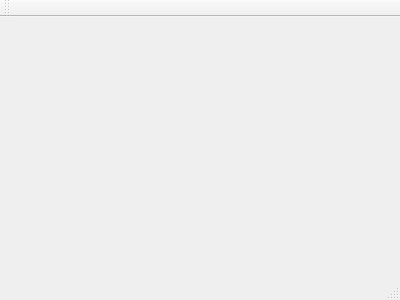
First picture: the form in mainwindow.ui, repository TylerWilkin2/tyler-s-project, before the edit.
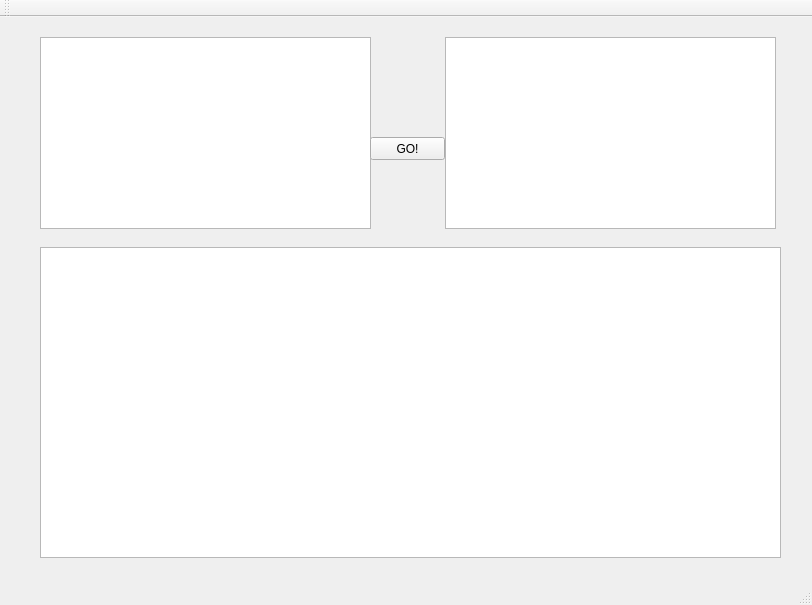
Second picture: the form after the edit.

```diff
--- a/mainwindow.ui
+++ b/mainwindow.ui
@@ -1,24 +1,83 @@
 <ui version="4.0">
  <class>MainWindow</class>
- <widget class="QMainWindow" name="MainWindow" >
-  <property name="geometry" >
+ <widget class="QMainWindow" name="MainWindow">
+  <property name="geometry">
    <rect>
     <x>0</x>
     <y>0</y>
-    <width>400</width>
-    <height>300</height>
+    <width>812</width>
+    <height>605</height>
    </rect>
   </property>
   <property name="windowTitle" >
    <string>MainWindow</string>
   </property>
-  <widget class="QMenuBar" name="menuBar" />
-  <widget class="QToolBar" name="mainToolBar" />
-  <widget class="QWidget" name="centralWidget" />
-  <widget class="QStatusBar" name="statusBar" />
+  <widget class="QWidget" name="centralWidget">
+   <widget class="QListWidget" name="listWidget">
+    <property name="geometry">
+     <rect>
+      <x>40</x>
+      <y>20</y>
+      <width>331</width>
+      <height>192</height>
+     </rect>
+    </property>
+   </widget>
+   <widget class="QListWidget" name="listWidget_2">
+    <property name="geometry">
+     <rect>
+      <x>445</x>
+      <y>20</y>
+      <width>331</width>
+      <height>192</height>
+     </rect>
+    </property>
+   </widget>
+   <widget class="QPushButton" name="pushButton">
+    <property name="geometry">
+     <rect>
+      <x>370</x>
+      <y>120</y>
+      <width>75</width>
+      <height>23</height>
+     </rect>
+    </property>
+    <property name="text">
+     <string>GO!</string>
+    </property>
+   </widget>
+   <widget class="QTableView" name="tableView">
+    <property name="geometry">
+     <rect>
+      <x>40</x>
+      <y>230</y>
+      <width>741</width>
+      <height>311</height>
+     </rect>
+    </property>
+   </widget>
+  </widget>
+  <widget class="QMenuBar" name="menuBar">
+   <property name="geometry">
+    <rect>
+     <x>0</x>
+     <y>0</y>
+     <width>812</width>
+     <height>21</height>
+    </rect>
+   </property>
+  </widget>
+  <widget class="QToolBar" name="mainToolBar">
+   <attribute name="toolBarArea">
+    <enum>TopToolBarArea</enum>
+   </attribute>
+   <attribute name="toolBarBreak">
+    <bool>false</bool>
+   </attribute>
+  </widget>
+  <widget class="QStatusBar" name="statusBar"/>
  </widget>
- <layoutDefault spacing="6" margin="11" />
- <pixmapfunction></pixmapfunction>
+ <layoutdefault spacing="6" margin="11"/>
  <resources/>
  <connections/>
 </ui>
```
Left out of the diff: 3 changed lines with no effect on the pictures.
